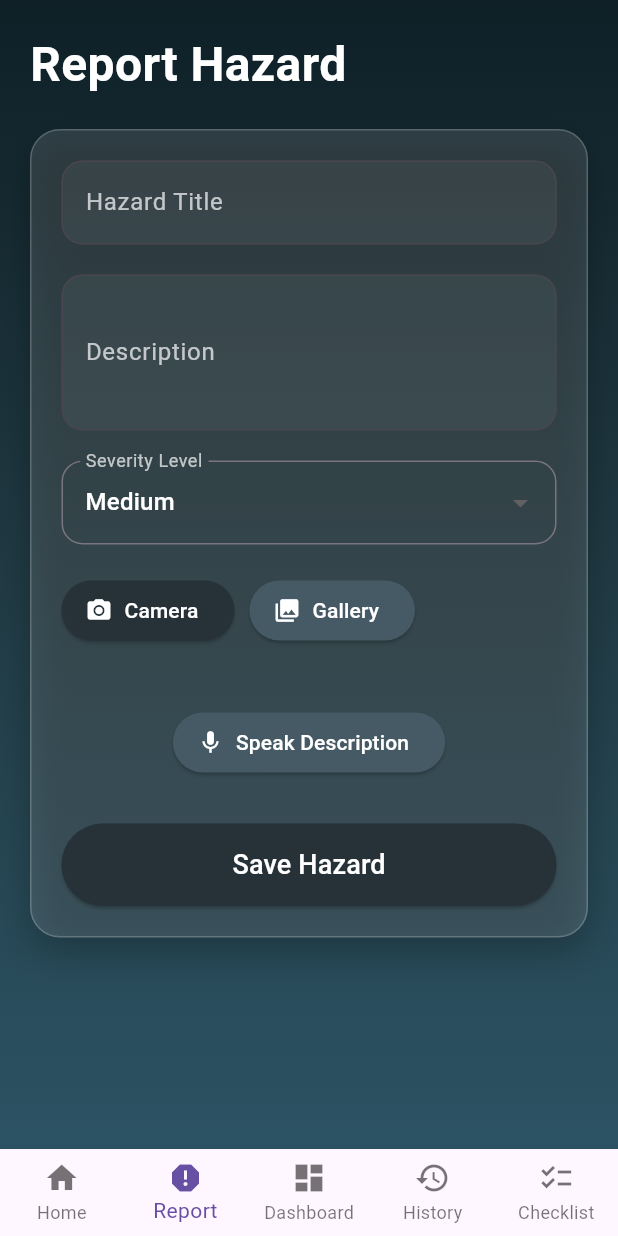
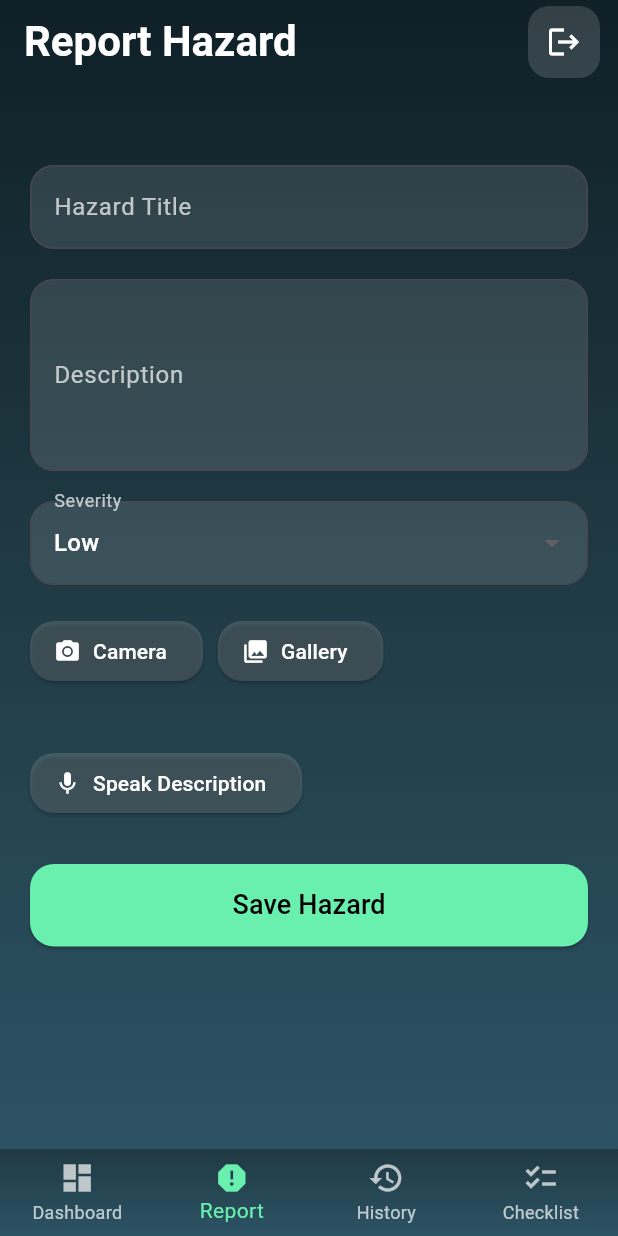
Before and after one commit to 1994Simba/workplace_safety_app_clean, a Flutter app: the MainNavigation screen opened directly, item 2 of the bottom bar chosen, after a tap on "Camera", on a phone screen of 412 x 824 dp. Run offline on Flutter 3.47's test engine with Material 3 defaults, Android fonts, the phone set to English and light mode, and no system bars; our stand-ins replace hive, hive_flutter, image_picker, speech_to_text; accounts and stored records are empty.

Commit message:
Fix HazardHistoryScreenState and update navigation

```diff
--- a/lib/dashboard_screen.dart
+++ b/lib/dashboard_screen.dart
@@ -43,24 +43,18 @@ class DashboardScreen extends StatelessWidget {
         child: Column(
           crossAxisAlignment: CrossAxisAlignment.start,
           children: [
-            const Text(
-              "Dashboard",
-              style: TextStyle(
-                fontSize: 32,
-                fontWeight: FontWeight.bold,
-                color: Colors.white,
-              ),
-            ),
+            const SizedBox(height: 60),
+
             const SizedBox(height: 40),
-            Row(
-              mainAxisAlignment: MainAxisAlignment.spaceBetween,
-              children: [
+
             _severityCard("High", highCount, Colors.red),
+            const SizedBox(height: 16),
             _severityCard("Medium", mediumCount, Colors.orange),
+            const SizedBox(height: 16),
             _severityCard("Low", lowCount, Colors.green),
-              ],
-            ),
-            const SizedBox(height: 60),
+
+            const SizedBox(height: 40),
+
             Center(
               child: Text(
                 "Total Hazards: ${highCount + mediumCount + lowCount}",
@@ -78,20 +72,21 @@ class DashboardScreen extends StatelessWidget {
   }
 
   Widget _severityCard(String label, int count, Color color) {
-    return Expanded(
-      child: Container(
-        padding: const EdgeInsets.all(16),
-        margin: const EdgeInsets.symmetric(horizontal: 4),
+    return Container(
+      width: double.infinity,
+      padding: const EdgeInsets.all(18),
       decoration: BoxDecoration(
         color: color.withValues(alpha: 0.15),
         borderRadius: BorderRadius.circular(16),
+        border: Border.all(color: color.withValues(alpha: 0.4)),
       ),
       child: Column(
+        crossAxisAlignment: CrossAxisAlignment.start,
         children: [
           Text(
             label,
             style: const TextStyle(
-                fontSize: 18,
+              fontSize: 20,
               fontWeight: FontWeight.bold,
               color: Colors.white,
             ),
@@ -100,14 +95,13 @@ class DashboardScreen extends StatelessWidget {
           Text(
             "$count",
             style: const TextStyle(
-                fontSize: 22,
+              fontSize: 26,
               fontWeight: FontWeight.bold,
               color: Colors.white,
             ),
           ),
         ],
       ),
-      ),
     );
   }
 }
--- a/lib/hazard_report_screen.dart
+++ b/lib/hazard_report_screen.dart
@@ -18,7 +18,7 @@ class _HazardReportScreenState extends State<HazardReportScreen> {
   final titleController = TextEditingController();
   final descController = TextEditingController();
   String imagePath = "";
-  String severity = "Medium";
+  String selectedSeverity = "Low";
   final ImagePicker picker = ImagePicker();
   late stt.SpeechToText speech;
   bool isListening = false;
@@ -29,8 +29,14 @@ class _HazardReportScreenState extends State<HazardReportScreen> {
     speech = stt.SpeechToText();
   }
 
-  Future<void> pickImage(ImageSource source) async {
-    final XFile? photo = await picker.pickImage(source: source);
+  Future<void> openCamera() async {
+    final XFile? photo = await picker.pickImage(source: ImageSource.camera);
+    if (!mounted) return;
+    if (photo != null) setState(() => imagePath = photo.path);
+  }
+
+  Future<void> openGallery() async {
+    final XFile? photo = await picker.pickImage(source: ImageSource.gallery);
     if (!mounted) return;
     if (photo != null) setState(() => imagePath = photo.path);
   }
@@ -70,8 +76,8 @@ class _HazardReportScreenState extends State<HazardReportScreen> {
       title: title,
       description: description,
       imagePath: imagePath,
+      severity: selectedSeverity,
       timestamp: DateTime.now(),
-      severity: severity,
     );
 
     final box = Hive.box('hazards');
@@ -102,36 +108,14 @@ class _HazardReportScreenState extends State<HazardReportScreen> {
             end: Alignment.bottomCenter,
           ),
         ),
-        child: SafeArea(
         child: SingleChildScrollView(
           child: Column(
             crossAxisAlignment: CrossAxisAlignment.start,
             children: [
-                const Text(
-                  "Report Hazard",
-                  style: TextStyle(
-                    fontSize: 32,
-                    fontWeight: FontWeight.bold,
-                    color: Colors.white,
-                  ),
-                ),
-                const SizedBox(height: 20),
-                Container(
-                  padding: const EdgeInsets.all(20),
-                  decoration: BoxDecoration(
-                    color: Colors.white.withValues(alpha: 0.12),
-                    borderRadius: BorderRadius.circular(20),
-                    border: Border.all(color: Colors.white.withValues(alpha: 0.2)),
-                    boxShadow: [
-                      BoxShadow(
-                        color: Colors.black.withValues(alpha: 0.25),
-                        blurRadius: 20,
-                        offset: const Offset(0, 10),
-                      ),
-                    ],
-                  ),
-                  child: Column(
-                    children: [
+              const SizedBox(height: 60),
+
+              const SizedBox(height: 30),
+
               TextField(
                 controller: titleController,
                 style: const TextStyle(color: Colors.white),
@@ -139,74 +123,96 @@ class _HazardReportScreenState extends State<HazardReportScreen> {
                   labelText: "Hazard Title",
                   labelStyle: const TextStyle(color: Colors.white70),
                   filled: true,
-                          fillColor: Colors.white.withValues(alpha: 0.05),
+                  fillColor: Colors.white.withValues(alpha: 0.12),
                   border: OutlineInputBorder(
-                            borderRadius: BorderRadius.circular(14),
+                    borderRadius: BorderRadius.circular(16),
                   ),
                 ),
+                textInputAction: TextInputAction.done,
+                onEditingComplete: () => FocusScope.of(context).unfocus(),
               ),
+
               const SizedBox(height: 20),
+
               TextField(
                 controller: descController,
-                        maxLines: 3,
+                maxLines: 4,
                 style: const TextStyle(color: Colors.white),
                 decoration: InputDecoration(
                   labelText: "Description",
                   labelStyle: const TextStyle(color: Colors.white70),
                   filled: true,
-                          fillColor: Colors.white.withValues(alpha: 0.05),
+                  fillColor: Colors.white.withValues(alpha: 0.12),
                   border: OutlineInputBorder(
-                            borderRadius: BorderRadius.circular(14),
+                    borderRadius: BorderRadius.circular(16),
                   ),
                 ),
+                textInputAction: TextInputAction.done,
+                onEditingComplete: () => FocusScope.of(context).unfocus(),
               ),
+
               const SizedBox(height: 20),
+
               DropdownButtonFormField<String>(
-                        initialValue: severity,
-                        dropdownColor: Colors.blueGrey[900],
+                initialValue: selectedSeverity,
+                dropdownColor: const Color(0xFF203A43),
                 decoration: InputDecoration(
-                          labelText: "Severity Level",
+                  labelText: "Severity",
                   labelStyle: const TextStyle(color: Colors.white70),
+                  filled: true,
+                  fillColor: Colors.white.withValues(alpha: 0.12),
                   border: OutlineInputBorder(
-                            borderRadius: BorderRadius.circular(14),
+                    borderRadius: BorderRadius.circular(16),
                   ),
                 ),
-                        items: ["Low", "Medium", "High"].map((level) {
-                          return DropdownMenuItem(
+                items: ["Low", "Medium", "High"]
+                    .map((level) => DropdownMenuItem(
                           value: level,
                           child: Text(level, style: const TextStyle(color: Colors.white)),
-                          );
-                        }).toList(),
-                        onChanged: (value) => setState(() => severity = value!),
+                        ))
+                    .toList(),
+                onChanged: (value) {
+                  setState(() => selectedSeverity = value!);
+                },
               ),
+
               const SizedBox(height: 20),
+
               Row(
                 children: [
                   ElevatedButton.icon(
-                            onPressed: () => pickImage(ImageSource.camera),
+                    onPressed: openCamera,
                     icon: const Icon(Icons.camera_alt),
                     label: const Text("Camera"),
                     style: ElevatedButton.styleFrom(
-                              backgroundColor: Colors.blueGrey[900],
+                      backgroundColor: Colors.white.withValues(alpha: 0.15),
                       foregroundColor: Colors.white,
+                      shape: RoundedRectangleBorder(
+                        borderRadius: BorderRadius.circular(16),
+                      ),
                     ),
                   ),
                   const SizedBox(width: 10),
                   ElevatedButton.icon(
-                            onPressed: () => pickImage(ImageSource.gallery),
+                    onPressed: openGallery,
                     icon: const Icon(Icons.photo_library),
                     label: const Text("Gallery"),
                     style: ElevatedButton.styleFrom(
-                              backgroundColor: Colors.blueGrey[700],
+                      backgroundColor: Colors.white.withValues(alpha: 0.15),
                       foregroundColor: Colors.white,
+                      shape: RoundedRectangleBorder(
+                        borderRadius: BorderRadius.circular(16),
+                      ),
                     ),
                   ),
                 ],
               ),
+
               const SizedBox(height: 20),
+
               if (imagePath.isNotEmpty)
                 ClipRRect(
-                          borderRadius: BorderRadius.circular(14),
+                  borderRadius: BorderRadius.circular(16),
                   child: Image.file(
                     File(imagePath),
                     height: 200,
@@ -214,25 +220,35 @@ class _HazardReportScreenState extends State<HazardReportScreen> {
                     fit: BoxFit.cover,
                   ),
                 ),
+
               const SizedBox(height: 20),
+
               ElevatedButton.icon(
                 onPressed: isListening ? stopListening : startListening,
                 icon: Icon(isListening ? Icons.stop : Icons.mic),
                 label: Text(isListening ? "Stop Listening" : "Speak Description"),
                 style: ElevatedButton.styleFrom(
-                          backgroundColor: Colors.blueGrey[700],
+                  backgroundColor: Colors.white.withValues(alpha: 0.15),
                   foregroundColor: Colors.white,
+                  shape: RoundedRectangleBorder(
+                    borderRadius: BorderRadius.circular(16),
                   ),
                 ),
+              ),
+
               const SizedBox(height: 30),
+
               SizedBox(
                 width: double.infinity,
                 height: 55,
                 child: ElevatedButton(
                   onPressed: saveHazard,
                   style: ElevatedButton.styleFrom(
-                            backgroundColor: Colors.blueGrey[900],
-                            foregroundColor: Colors.white,
+                    backgroundColor: Colors.greenAccent,
+                    foregroundColor: Colors.black,
+                    shape: RoundedRectangleBorder(
+                      borderRadius: BorderRadius.circular(16),
+                    ),
                   ),
                   child: const Text(
                     "Save Hazard",
@@ -243,10 +259,6 @@ class _HazardReportScreenState extends State<HazardReportScreen> {
             ],
           ),
         ),
-              ],
-            ),
-          ),
-        ),
       ),
     );
   }
--- a/lib/main_navigation.dart
+++ b/lib/main_navigation.dart
@@ -1,9 +1,9 @@
 import 'package:flutter/material.dart';
-import 'home_screen.dart';
 import 'dashboard_screen.dart';
+import 'hazard_report_screen.dart';
 import 'hazard_history_screen.dart';
-import 'hazard_report_screen.dart';
 import 'safety_checklist_screen.dart';
+import 'login_screen.dart';
 
 class MainNavigation extends StatefulWidget {
   const MainNavigation({super.key});
@@ -15,30 +15,144 @@ class MainNavigation extends StatefulWidget {
 class _MainNavigationState extends State<MainNavigation> {
   int currentIndex = 0;
 
+  // ⭐ FIX: Use GlobalKey to access the State
+final GlobalKey<HazardHistoryScreenState> historyKey = GlobalKey();
+
+
+  void refreshHistory() {
+    historyKey.currentState?.refresh();
+  }
+
+  Future<void> confirmLogout() async {
+    final result = await showDialog<bool>(
+      context: context,
+      builder: (context) {
+        return AlertDialog(
+          backgroundColor: const Color(0xFF203A43),
+          shape: RoundedRectangleBorder(borderRadius: BorderRadius.circular(16)),
+          title: const Text(
+            "Logout",
+            style: TextStyle(color: Colors.white, fontWeight: FontWeight.bold),
+          ),
+          content: const Text(
+            "Are you sure you want to logout?",
+            style: TextStyle(color: Colors.white70),
+          ),
+          actions: [
+            TextButton(
+              onPressed: () => Navigator.pop(context, false),
+              child: const Text("Cancel", style: TextStyle(color: Colors.white70)),
+            ),
+            TextButton(
+              onPressed: () => Navigator.pop(context, true),
+              child: const Text("Logout", style: TextStyle(color: Colors.redAccent)),
+            ),
+          ],
+        );
+      },
+    );
+
+    if (!mounted) return;
+    if (result == true) {
+      Navigator.pushReplacement(
+        context,
+        MaterialPageRoute(builder: (_) => const LoginScreen()),
+      );
+    }
+  }
+
+  @override
+  Widget build(BuildContext context) {
     final screens = [
-    const HomeScreen(),
-    const HazardReportScreen(),
       const DashboardScreen(),
-    const HazardHistoryScreen(),
+      HazardReportScreen(onHazardSaved: refreshHistory),
+      HazardHistoryScreen(key: historyKey), //
       const SafetyChecklistScreen(),
     ];
 
-  @override
-  Widget build(BuildContext context) {
     return Scaffold(
-      body: screens[currentIndex],
-      bottomNavigationBar: BottomNavigationBar(
+      extendBodyBehindAppBar: true,
+      appBar: AppBar(
+        backgroundColor: Colors.transparent,
+        elevation: 0,
+        title: Text(
+          currentIndex == 0
+              ? "Dashboard"
+              : currentIndex == 1
+                  ? "Report Hazard"
+                  : currentIndex == 2
+                      ? "Hazard History"
+                      : "Checklist",
+          style: const TextStyle(
+            fontSize: 28,
+            fontWeight: FontWeight.bold,
+            color: Colors.white,
+          ),
+        ),
+        actions: [
+          Container(
+            margin: const EdgeInsets.only(right: 12),
+            decoration: BoxDecoration(
+              color: Colors.white.withValues(alpha: 0.15),
+              borderRadius: BorderRadius.circular(14),
+            ),
+            child: IconButton(
+              icon: const Icon(Icons.logout, color: Colors.white),
+              onPressed: confirmLogout,
+            ),
+          ),
+        ],
+      ),
+      body: Container(
+        decoration: const BoxDecoration(
+          gradient: LinearGradient(
+            colors: [
+              Color(0xFF0F2027),
+              Color(0xFF203A43),
+              Color(0xFF2C5364),
+            ],
+            begin: Alignment.topCenter,
+            end: Alignment.bottomCenter,
+          ),
+        ),
+        child: IndexedStack(
+          index: currentIndex,
+          children: screens,
+        ),
+      ),
+      bottomNavigationBar: Container(
+        decoration: const BoxDecoration(
+          gradient: LinearGradient(
+            colors: [
+              Color(0xFF203A43),
+              Color(0xFF2C5364),
+            ],
+            begin: Alignment.topCenter,
+            end: Alignment.bottomCenter,
+          ),
+        ),
+        child: BottomNavigationBar(
           currentIndex: currentIndex,
-        onTap: (index) => setState(() => currentIndex = index),
+          backgroundColor: Colors.transparent,
+          elevation: 0,
+          selectedItemColor: Colors.greenAccent,
+          unselectedItemColor: Colors.white70,
           type: BottomNavigationBarType.fixed,
+          onTap: (index) {
+            setState(() => currentIndex = index);
+
+            if (index == 2) {
+              refreshHistory(); // ⭐ Now works
+            }
+          },
           items: const [
-          BottomNavigationBarItem(icon: Icon(Icons.home), label: "Home"),
+            BottomNavigationBarItem(icon: Icon(Icons.dashboard), label: "Dashboard"),
             BottomNavigationBarItem(icon: Icon(Icons.report), label: "Report"),
-          BottomNavigationBarItem(icon: Icon(Icons.dashboard), label: "Dashboard"),
             BottomNavigationBarItem(icon: Icon(Icons.history), label: "History"),
             BottomNavigationBarItem(icon: Icon(Icons.checklist), label: "Checklist"),
           ],
         ),
+      ),
     );
   }
 }
--- a/lib/safety_checklist_screen.dart
+++ b/lib/safety_checklist_screen.dart
@@ -34,6 +34,13 @@ class _SafetyChecklistScreenState extends State<SafetyChecklistScreen> {
             end: Alignment.bottomCenter,
           ),
         ),
+        child: Column(
+          crossAxisAlignment: CrossAxisAlignment.start,
+          children: [
+            const SizedBox(height: 60),
+            const SizedBox(height: 30),
+
+            Expanded(
               child: ListView(
                 children: checklist.keys.map((item) {
                   final checked = checklist[item]!;
@@ -68,7 +75,8 @@ class _SafetyChecklistScreenState extends State<SafetyChecklistScreen> {
                         Switch(
                           value: checked,
                           activeThumbColor: Colors.greenAccent,
-                    activeTrackColor: Colors.greenAccent.withValues(alpha: 0.4),
+                          activeTrackColor:
+                              Colors.greenAccent.withValues(alpha: 0.4),
                           onChanged: (value) {
                             setState(() => checklist[item] = value);
                           },
@@ -79,6 +87,9 @@ class _SafetyChecklistScreenState extends State<SafetyChecklistScreen> {
                 }).toList(),
               ),
             ),
+          ],
+        ),
+      ),
     );
   }
 }
```
Also changed, not shown: lib/hazard_history_screen.dart (+109 -118 lines). Lines whose indentation alone changed are shown as unchanged.
